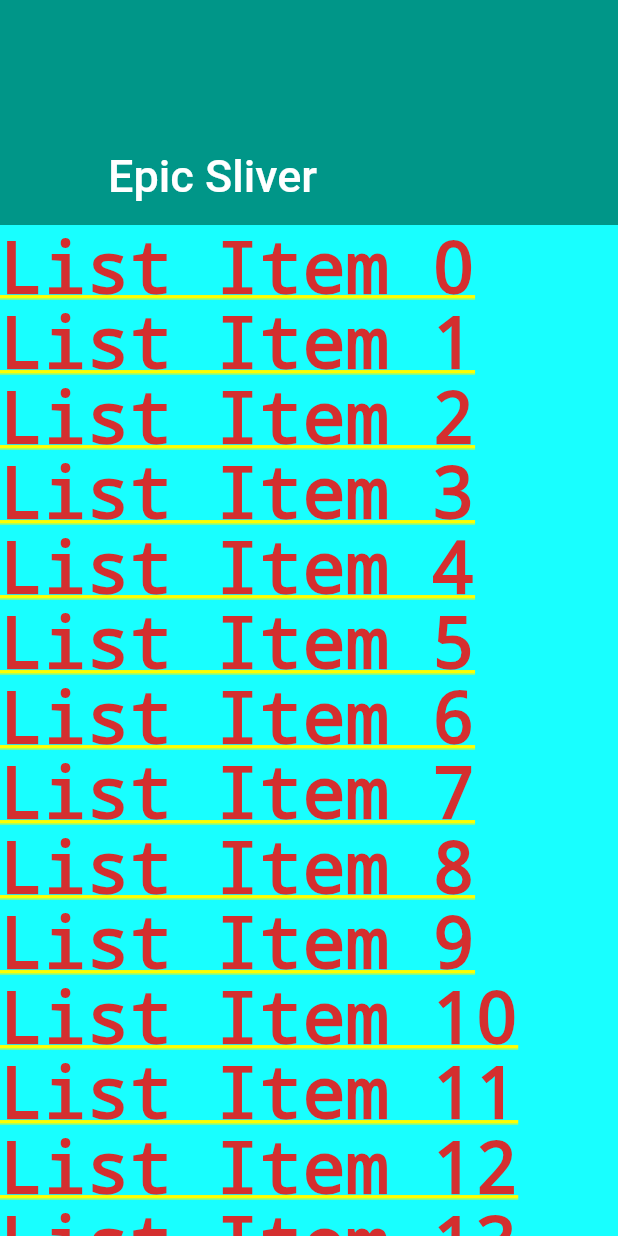
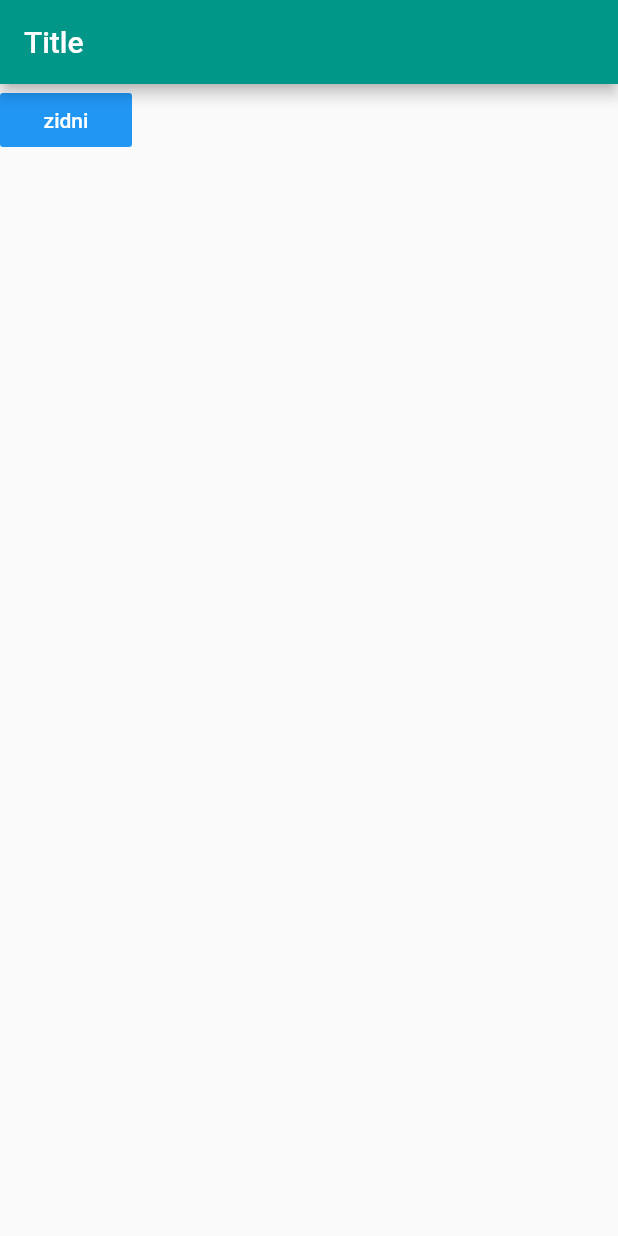
Before and after one commit to zidniryi/Flutter-App, a Flutter app: the screen it shows after launch, on a phone screen of 412 x 824 dp. Run offline on Flutter 3.47's test engine with Material 2 defaults, Android fonts, the phone set to English and light mode, and no system bars.

Commit message:
finish flat button

```diff
--- a/lib/main.dart
+++ b/lib/main.dart
@@ -46,6 +46,7 @@ class MyHomePage extends StatefulWidget {
 class _MyHomePageState extends State<MyHomePage> {
   int _counter = 0;
   int _selectedIndex = 1;
+  String _name = "zidni";
   // set up the button
 
   void _incrementCounter() {
@@ -87,6 +88,13 @@ class _MyHomePageState extends State<MyHomePage> {
     });
   }
 
+  itemClick() {
+    print('Helo CLick');
+    setState(() {
+      _name = "ridwan";
+    });
+  }
+
   @override
   Widget build(BuildContext context) {
     // This method is rerun every time setState is called, for instance as done
@@ -95,26 +103,19 @@ class _MyHomePageState extends State<MyHomePage> {
     // The Flutter framework has been optimized to make rerunning build methods
     // fast, so that you can just rebuild anything that needs updating rather
     // than having to individually change instances of widgets.
-    return CustomScrollView(
-      slivers: <Widget>[
-        SliverAppBar(
-          pinned: true,
-          expandedHeight: 150,
-          flexibleSpace: FlexibleSpaceBar(
-            title: Text("Epic Sliver"),
-          ),
+    return Scaffold(
+      appBar: AppBar(
+        title: Text('Title'),
+      ),
+      body: Container(
+        child: FlatButton(
+          onPressed: itemClick,
+          child: Text(_name),
+          color: Colors.blue,
+          textColor: Colors.white,
+          highlightColor: Colors.green,
         ),
-        SliverFixedExtentList(
-          itemExtent: 50.0,
-          delegate:
-              SliverChildBuilderDelegate((BuildContext context, int index) {
-            return Container(
-                alignment: Alignment.centerLeft,
-                color: Colors.cyanAccent,
-                child: Text("List Item $index"));
-          }, childCount: 20),
-        )
-      ],
+      ),
     );
   }
 }
```
